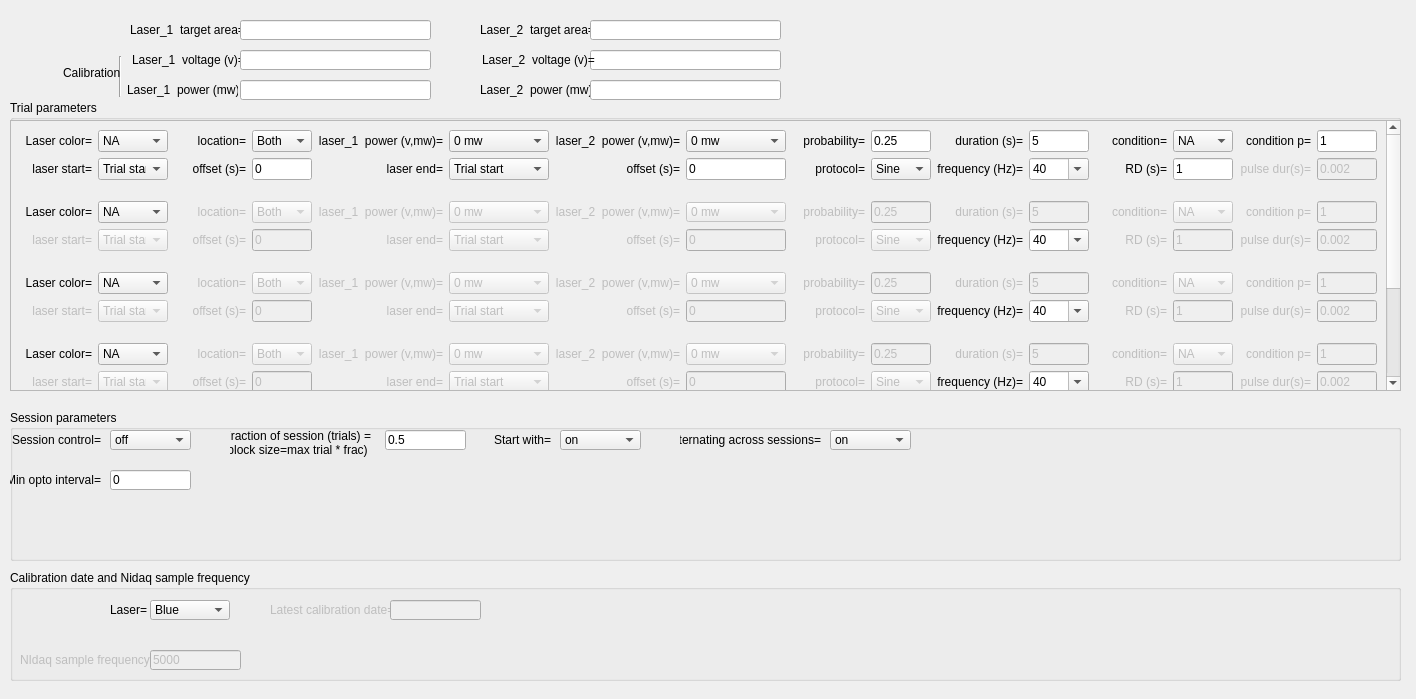
Before: the Qt Designer form src/foraging_gui/Optogenetics.ui in AllenNeuralDynamics/dynamic-foraging-task, drawn with Qt 5.
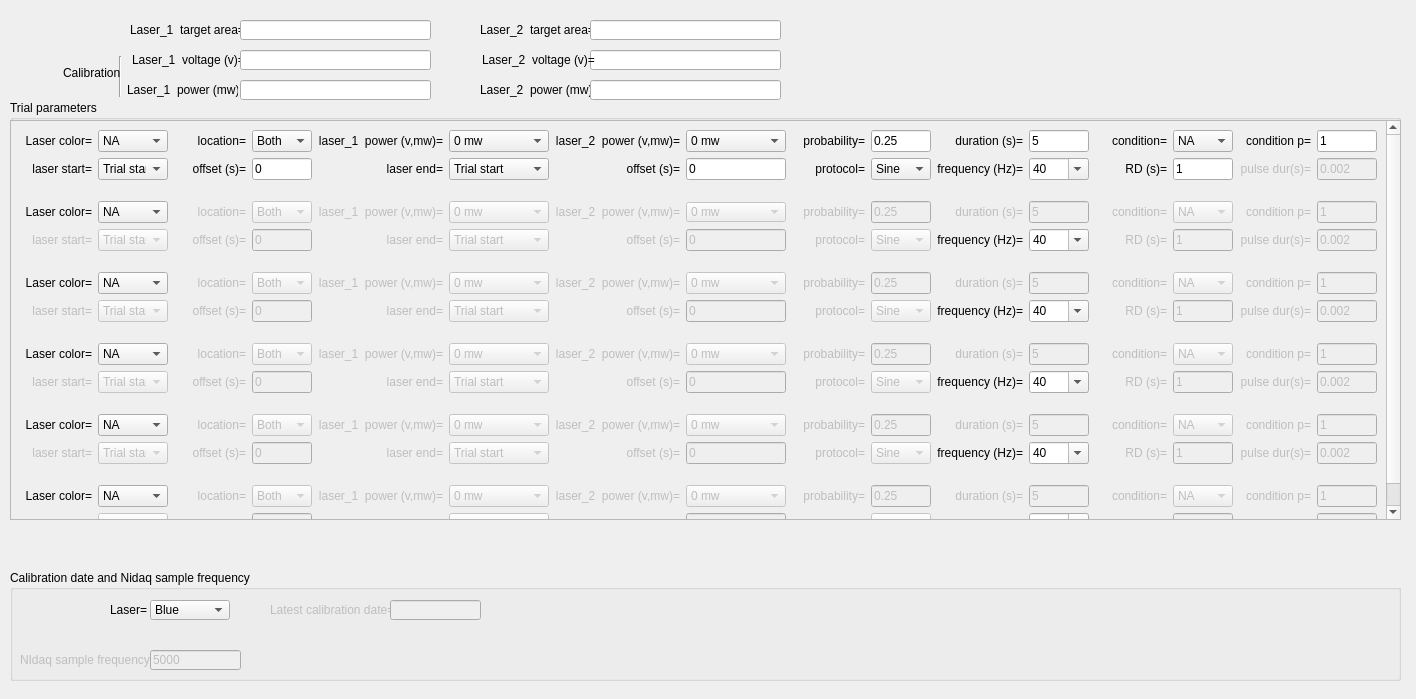
After: the same form once the commit is applied.

Commit message: begin to add in opto schema

```diff
--- a/src/foraging_gui/Optogenetics.ui
+++ b/src/foraging_gui/Optogenetics.ui
@@ -162,249 +162,6 @@
     <set>Qt::AlignLeading|Qt::AlignLeft|Qt::AlignVCenter</set>
    </property>
   </widget>
-  <widget class="QGroupBox" name="SessionParameters">
-   <property name="geometry">
-    <rect>
-     <x>10</x>
-     <y>410</y>
-     <width>1391</width>
-     <height>151</height>
-    </rect>
-   </property>
-   <property name="title">
-    <string>Session parameters</string>
-   </property>
-   <widget class="QLabel" name="label3_22">
-    <property name="geometry">
-     <rect>
-      <x>0</x>
-      <y>60</y>
-      <width>91</width>
-      <height>20</height>
-     </rect>
-    </property>
-    <property name="text">
-     <string>Min opto interval=</string>
-    </property>
-    <property name="textFormat">
-     <enum>Qt::AutoText</enum>
-    </property>
-    <property name="alignment">
-     <set>Qt::AlignRight|Qt::AlignTrailing|Qt::AlignVCenter</set>
-    </property>
-   </widget>
-   <widget class="QLineEdit" name="MinOptoInterval">
-    <property name="geometry">
-     <rect>
-      <x>100</x>
-      <y>60</y>
-      <width>81</width>
-      <height>20</height>
-     </rect>
-    </property>
-    <property name="text">
-     <string>0</string>
-    </property>
-   </widget>
-   <widget class="QComboBox" name="SessionWideControl">
-    <property name="geometry">
-     <rect>
-      <x>100</x>
-      <y>20</y>
-      <width>81</width>
-      <height>20</height>
-     </rect>
-    </property>
-    <property name="sizePolicy">
-     <sizepolicy hsizetype="Expanding" vsizetype="Expanding">
-      <horstretch>0</horstretch>
-      <verstretch>0</verstretch>
-     </sizepolicy>
-    </property>
-    <property name="editable">
-     <bool>false</bool>
-    </property>
-    <property name="currentIndex">
-     <number>1</number>
-    </property>
-    <item>
-     <property name="text">
-      <string>on</string>
-     </property>
-    </item>
-    <item>
-     <property name="text">
-      <string>off</string>
-     </property>
-    </item>
-   </widget>
-   <widget class="QLabel" name="label3_20">
-    <property name="geometry">
-     <rect>
-      <x>0</x>
-      <y>20</y>
-      <width>91</width>
-      <height>20</height>
-     </rect>
-    </property>
-    <property name="text">
-     <string>Session control=</string>
-    </property>
-    <property name="textFormat">
-     <enum>Qt::AutoText</enum>
-    </property>
-    <property name="alignment">
-     <set>Qt::AlignRight|Qt::AlignTrailing|Qt::AlignVCenter</set>
-    </property>
-   </widget>
-   <widget class="QLabel" name="label3_18">
-    <property name="geometry">
-     <rect>
-      <x>220</x>
-      <y>16</y>
-      <width>141</width>
-      <height>20</height>
-     </rect>
-    </property>
-    <property name="text">
-     <string>Fraction of session (trials) =</string>
-    </property>
-    <property name="textFormat">
-     <enum>Qt::AutoText</enum>
-    </property>
-    <property name="alignment">
-     <set>Qt::AlignRight|Qt::AlignTrailing|Qt::AlignVCenter</set>
-    </property>
-   </widget>
-   <widget class="QLineEdit" name="FractionOfSession">
-    <property name="geometry">
-     <rect>
-      <x>375</x>
-      <y>20</y>
-      <width>81</width>
-      <height>20</height>
-     </rect>
-    </property>
-    <property name="text">
-     <string>0.5</string>
-    </property>
-   </widget>
-   <widget class="QLabel" name="label3_21">
-    <property name="geometry">
-     <rect>
-      <x>220</x>
-      <y>30</y>
-      <width>141</width>
-      <height>20</height>
-     </rect>
-    </property>
-    <property name="text">
-     <string>(block size=max trial * frac) </string>
-    </property>
-    <property name="textFormat">
-     <enum>Qt::AutoText</enum>
-    </property>
-    <property name="alignment">
-     <set>Qt::AlignRight|Qt::AlignTrailing|Qt::AlignVCenter</set>
-    </property>
-   </widget>
-   <widget class="QComboBox" name="SessionStartWith">
-    <property name="geometry">
-     <rect>
-      <x>550</x>
-      <y>20</y>
-      <width>81</width>
-      <height>20</height>
-     </rect>
-    </property>
-    <property name="sizePolicy">
-     <sizepolicy hsizetype="Expanding" vsizetype="Expanding">
-      <horstretch>0</horstretch>
-      <verstretch>0</verstretch>
-     </sizepolicy>
-    </property>
-    <property name="editable">
-     <bool>false</bool>
-    </property>
-    <item>
-     <property name="text">
-      <string>on</string>
-     </property>
-    </item>
-    <item>
-     <property name="text">
-      <string>off</string>
-     </property>
-    </item>
-   </widget>
-   <widget class="QLabel" name="label3_19">
-    <property name="geometry">
-     <rect>
-      <x>480</x>
-      <y>20</y>
-      <width>61</width>
-      <height>20</height>
-     </rect>
-    </property>
-    <property name="text">
-     <string>Start with=</string>
-    </property>
-    <property name="textFormat">
-     <enum>Qt::AutoText</enum>
-    </property>
-    <property name="alignment">
-     <set>Qt::AlignRight|Qt::AlignTrailing|Qt::AlignVCenter</set>
-    </property>
-   </widget>
-   <widget class="QComboBox" name="SessionAlternating">
-    <property name="geometry">
-     <rect>
-      <x>820</x>
-      <y>20</y>
-      <width>81</width>
-      <height>20</height>
-     </rect>
-    </property>
-    <property name="sizePolicy">
-     <sizepolicy hsizetype="Expanding" vsizetype="Expanding">
-      <horstretch>0</horstretch>
-      <verstretch>0</verstretch>
-     </sizepolicy>
-    </property>
-    <property name="editable">
-     <bool>false</bool>
-    </property>
-    <item>
-     <property name="text">
-      <string>on</string>
-     </property>
-    </item>
-    <item>
-     <property name="text">
-      <string>off</string>
-     </property>
-    </item>
-   </widget>
-   <widget class="QLabel" name="label3_17">
-    <property name="geometry">
-     <rect>
-      <x>670</x>
-      <y>20</y>
-      <width>141</width>
-      <height>20</height>
-     </rect>
-    </property>
-    <property name="text">
-     <string>Alternating across sessions=</string>
-    </property>
-    <property name="textFormat">
-     <enum>Qt::AutoText</enum>
-    </property>
-    <property name="alignment">
-     <set>Qt::AlignRight|Qt::AlignTrailing|Qt::AlignVCenter</set>
-    </property>
-   </widget>
-  </widget>
   <widget class="QGroupBox" name="groupBox_2">
    <property name="geometry">
     <rect>
@@ -606,7 +363,7 @@
      <x>10</x>
      <y>120</y>
      <width>1391</width>
-     <height>271</height>
+     <height>400</height>
     </rect>
    </property>
    <property name="widgetResizable">
```
The commit also changes 3 other files.
